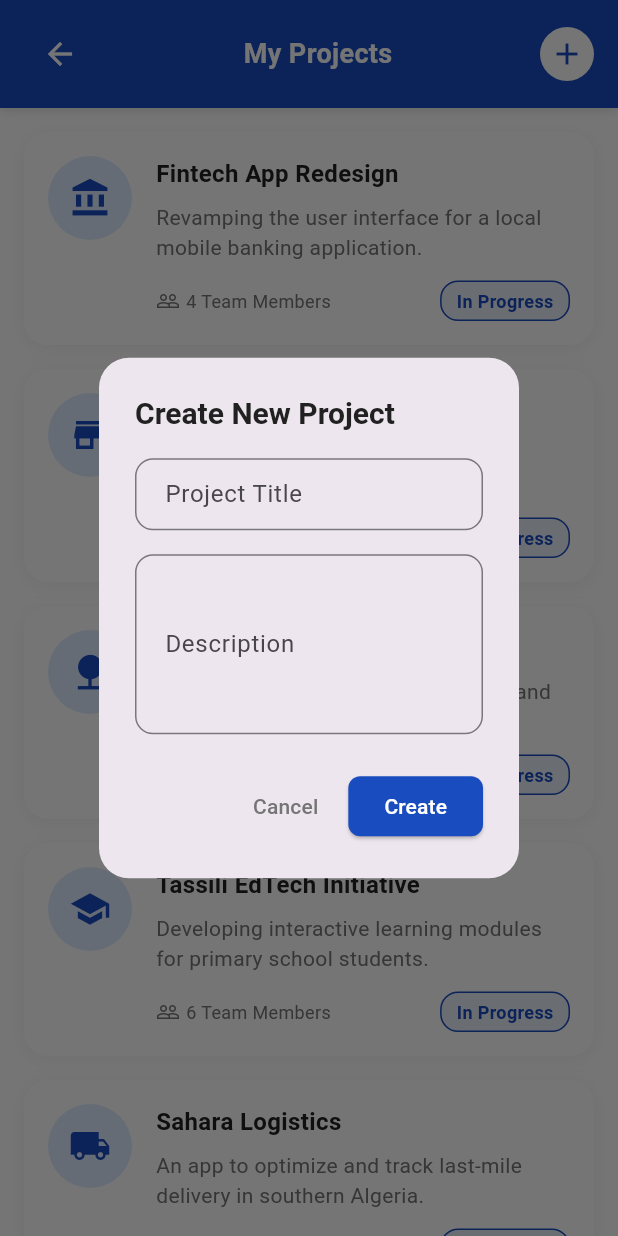
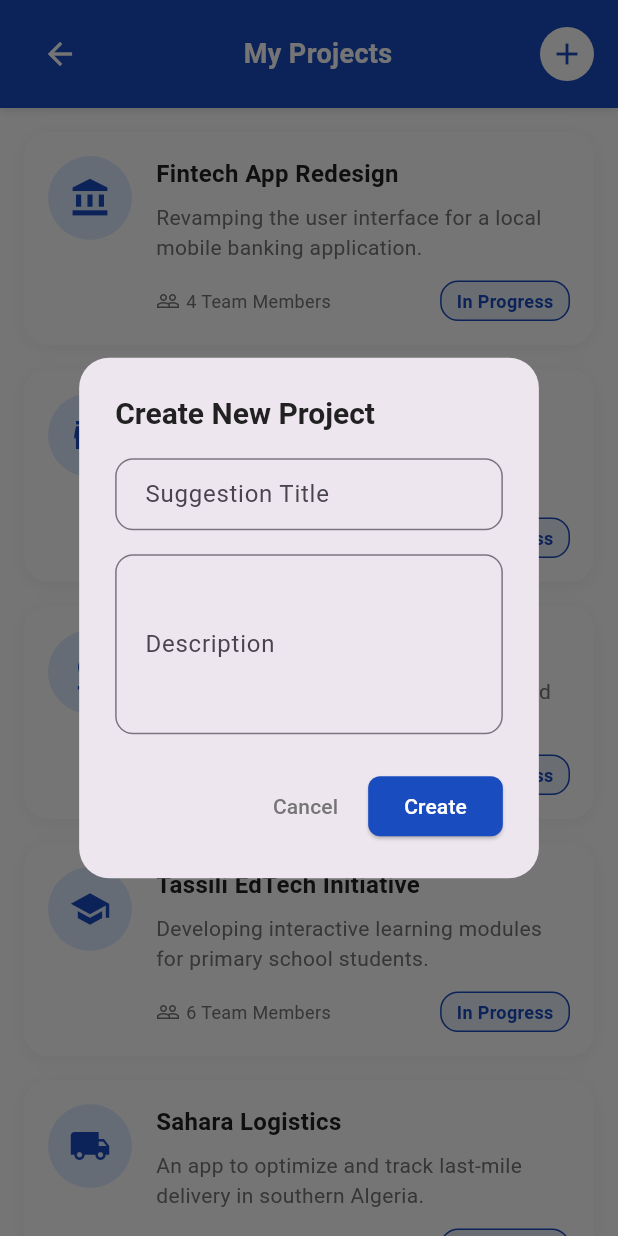
Before and after one commit to waaalidou/student_app, a Flutter app: the MyProjectsPage screen opened directly, after a tap on the "add" icon, on a phone screen of 412 x 824 dp. Run offline on Flutter 3.47's test engine with Material 3 defaults, Android fonts, the phone set to English and light mode, and no system bars; our stand-ins replace camera, flutter_map, latlong2, permission_handler, supabase_flutter; missing offline and left inert: mobile_scanner; accounts and stored records are empty; statements that could not run were skipped.

Commit message:
Add suggestions database integration - save user suggestions with title and description

```diff
--- /dev/null
+++ b/lib/models/suggestion_model.dart
@@ -0,0 +1,35 @@
+class SuggestionModel {
+  final String id;
+  final String userId;
+  final String title;
+  final String description;
+  final DateTime createdAt;
+
+  SuggestionModel({
+    required this.id,
+    required this.userId,
+    required this.title,
+    required this.description,
+    required this.createdAt,
+  });
+
+  factory SuggestionModel.fromJson(Map<String, dynamic> json) {
+    return SuggestionModel(
+      id: json['id'].toString(),
+      userId: json['user_id'].toString(),
+      title: json['title'] as String,
+      description: json['description'] as String,
+      createdAt: DateTime.parse(json['created_at'] as String),
+    );
+  }
+
+  Map<String, dynamic> toJson() {
+    return {
+      'id': id,
+      'user_id': userId,
+      'title': title,
+      'description': description,
+      'created_at': createdAt.toIso8601String(),
+    };
+  }
+}
--- a/lib/screens/Home/home_content_page.dart
+++ b/lib/screens/Home/home_content_page.dart
@@ -764,15 +764,11 @@
                       }
 
                       try {
-                        // Create project in database
-                        final project = ProjectModel(
-                          id: '', // Will be generated by database
+                        // Create suggestion in database
+                        await _dbService.createSuggestion(
                           title: title,
                           description: description,
-                          collaborators: '0/1 Collaborators',
                         );
-
-                        await _dbService.createProject(project);
 
                         // Clear fields after creating
                         _titleController.clear();
@@ -783,14 +779,13 @@
                           Navigator.pop(context);
                         }
 
-                        // Reload projects
-                        await _loadProjects();
-
                         // Show success message
                         if (mounted) {
                           ScaffoldMessenger.of(context).showSnackBar(
                             const SnackBar(
-                              content: Text('Project created successfully!'),
+                              content: Text(
+                                'Suggestion submitted successfully!',
+                              ),
                               backgroundColor: AppColors.success,
                             ),
                           );
@@ -799,7 +794,7 @@
                         if (mounted) {
                           ScaffoldMessenger.of(context).showSnackBar(
                             SnackBar(
-                              content: Text('Error creating project: $e'),
+                              content: Text('Error submitting suggestion: $e'),
                               backgroundColor: AppColors.error,
                             ),
                           );
--- a/lib/screens/profile/my_projects_page.dart
+++ b/lib/screens/profile/my_projects_page.dart
@@ -376,8 +376,8 @@
               TextField(
                 controller: _titleController,
                 decoration: InputDecoration(
-                  labelText: 'Project Title',
-                  hintText: 'Enter project title',
+                  labelText: 'Suggestion Title',
+                  hintText: 'Enter Suggestion title',
                   border: OutlineInputBorder(
                     borderRadius: BorderRadius.circular(12),
                   ),
@@ -393,7 +393,7 @@
                 maxLines: 4,
                 decoration: InputDecoration(
                   labelText: 'Description',
-                  hintText: 'Enter project description',
+                  hintText: 'Enter Suggestion description',
                   border: OutlineInputBorder(
                     borderRadius: BorderRadius.circular(12),
                   ),
```
Also changed, not shown: lib/services/database_service.dart (+68 -0 lines), 1 other file.
